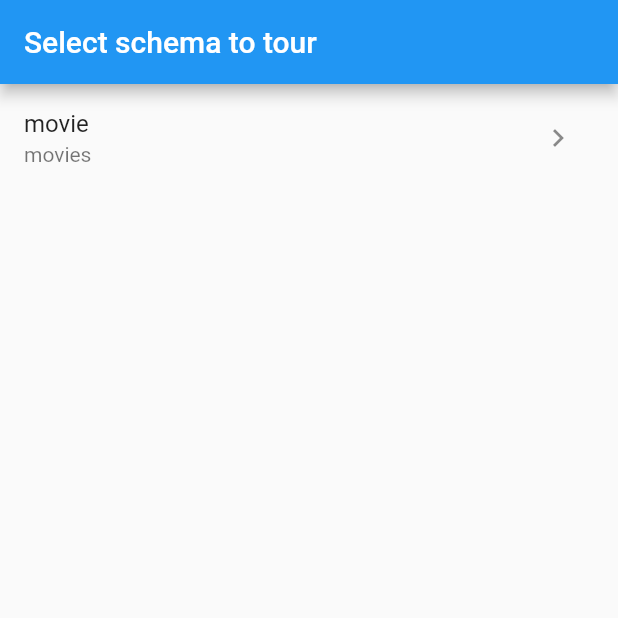
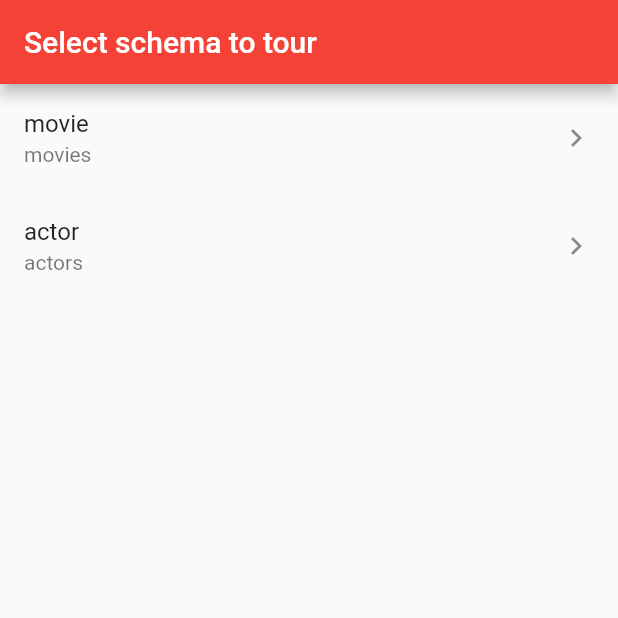
Before and after one commit to softmarshmallow/firebase-auto-admin-flutter, a Flutter app: the screen it shows after launch, on a phone screen of 412 x 824 dp, the top half of it. Run offline on Flutter 3.47's test engine with Material 2 defaults, Android fonts, the phone set to English and light mode, and no system bars; our stand-ins replace cloud_firestore; accounts and stored records are empty; generated files the repository leaves out were written again.

```diff
--- a/lib/main.dart
+++ b/lib/main.dart
@@ -1,6 +1,7 @@
 import 'package:flutter/material.dart';
 
 import 'screens/collection_screen.dart';
+import 'screens/document_screen.dart';
 import 'screens/schema_select_screen.dart';
 import 'utils/schema_reader.dart';
 
@@ -12,10 +13,11 @@ class AutoUiApp extends StatelessWidget {
   Widget build(BuildContext context) {
     return MaterialApp(
       title: 'Flutter Demo',
-      initialRoute: '/schema',
+      initialRoute: '/',
       routes: {
-        '/schema': (context) => SchemaSelectScreen(),
-        CollectionScreen.routeName: (context) => CollectionScreen()
+        '/': (context) => SchemaSelectScreen(),
+        CollectionScreen.routeName: (context) => CollectionScreen(),
+        DocumentScreen.routeName: (context) => DocumentScreen(),
       },
       theme: ThemeData(
         // This is the theme of your application.
@@ -27,7 +29,7 @@ class AutoUiApp extends StatelessWidget {
         // or simply save your changes to "hot reload" in a Flutter IDE).
         // Notice that the counter didn't reset back to zero; the application
         // is not restarted.
-        primarySwatch: Colors.blue,
+        primarySwatch: Colors.red,
       ),
     );
   }
--- a/lib/screens/schema_select_screen.dart
+++ b/lib/screens/schema_select_screen.dart
@@ -42,20 +42,18 @@ class _SchemaSelectScreen extends State<SchemaSelectScreen> {
         itemBuilder: (BuildContext context, int index) {
           Schema item = items[index];
           return new ListTile(
-            title: Text(item.modelName),
-            subtitle: Text(item.firestorePath),
-            trailing: IconButton(
-                icon: Icon(Icons.keyboard_arrow_right),
-                onPressed: () => {
+              onTap: () {
                 Navigator.pushNamed(
                   context,
                   CollectionScreen.routeName,
                   arguments: ScreenArguments(
-                          item.modelName,
+                    item,
                   ),
-                      )
-                    }),
                 );
+              },
+              title: Text(item.modelName),
+              subtitle: Text(item.firestorePath),
+              trailing: Icon(Icons.keyboard_arrow_right));
         });
   }
 }
```
Also changed, not shown: assets/schema.json (+20 -1 lines), lib/screens/collection_screen.dart (+17 -9 lines), lib/screens/document_screen.dart (added, +34 -0 lines), lib/utils/type_to_ui_converter.dart (added, +10 -0 lines), lib/widgets/field_item.dart (added, +8 -0 lines). Lines whose indentation alone changed are shown as unchanged.
